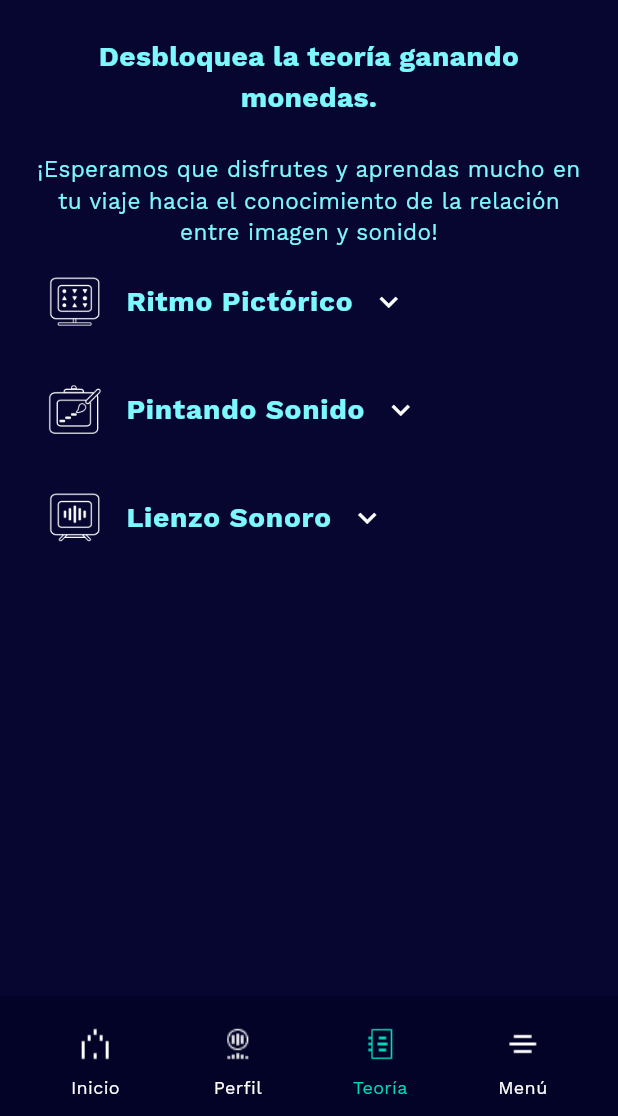
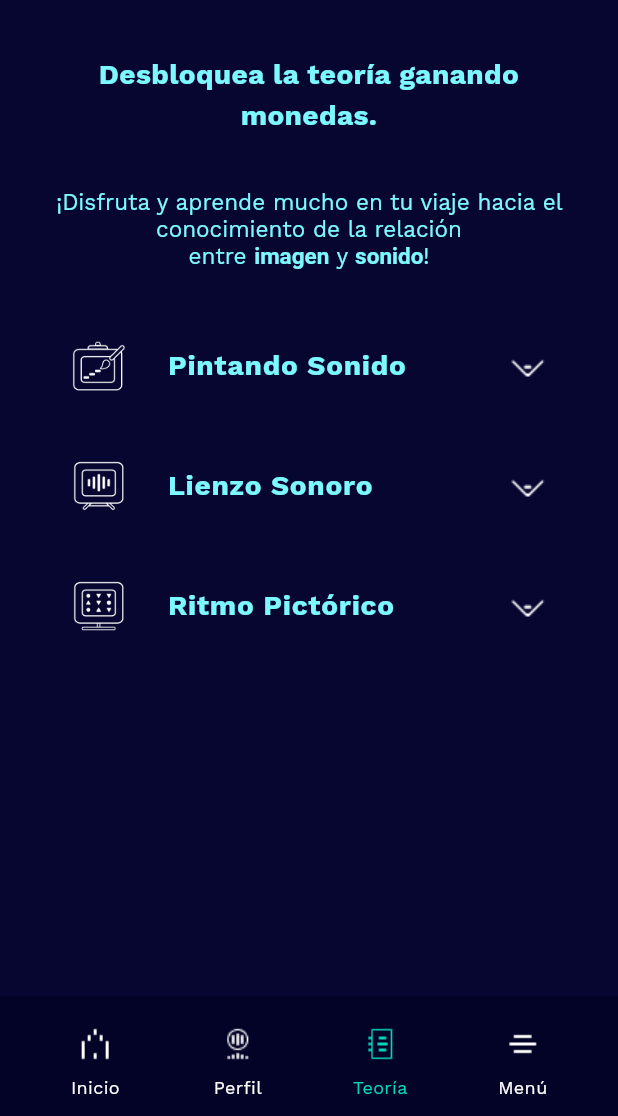
Before and after one commit to PabloAndresZP/miapp, a Flutter app: the Coin1Game2Page screen opened directly, after a tap on "Teoría", on a phone screen of 412 x 824 dp, the part 120-1236 px from its top. Run offline on Flutter 3.47's test engine with Material 2 defaults, Android fonts, the phone set to English and light mode, and no system bars; our stand-ins replace audioplayers, video_player.

Commit message:
Ultimas correcciones de estilos

```diff
--- a/lib/src/pages/coin1_game2_page.dart
+++ b/lib/src/pages/coin1_game2_page.dart
@@ -50,13 +50,13 @@ class Coin1Game2Page extends StatelessWidget {
                       fontSize: 18.7,
                     ),
                   ),
-                  SizedBox(height: 12),
+                  SizedBox(height: 24),
                   RichText(
                     text: TextSpan(
                       style: TextStyle(
                         color: Color(0xFF7CF8FF),
                         fontFamily: 'WorkSans',
-                        fontSize: 12,
+                        fontSize: 15,
                       ),
                       children: [
                         TextSpan(
@@ -66,13 +66,13 @@ class Coin1Game2Page extends StatelessWidget {
                       ],
                     ),
                   ),
-                  SizedBox(height: 12),
+                  SizedBox(height: 24),
                   RichText(
                     text: TextSpan(
                       style: TextStyle(
                         color: Color(0xFF7CF8FF),
                         fontFamily: 'WorkSans',
-                        fontSize: 12,
+                        fontSize: 15,
                       ),
                       children: [
                         TextSpan(
@@ -85,15 +85,15 @@ class Coin1Game2Page extends StatelessWidget {
                       ],
                     ),
                   ),
-                  SizedBox(height: 12),
+                  SizedBox(height: 24),
                   Image.asset('assets/images/escala_mayor.png'), // Imagen de la escala mayor
-                  SizedBox(height: 12),
+                  SizedBox(height: 24),
                   RichText(
                     text: TextSpan(
                       style: TextStyle(
                         color: Color(0xFF7CF8FF),
                         fontFamily: 'WorkSans',
-                        fontSize: 12,
+                        fontSize: 15,
                       ),
                       children: [
                         TextSpan(
@@ -107,13 +107,13 @@ class Coin1Game2Page extends StatelessWidget {
                     ),
                   ),
 
-                  SizedBox(height: 12),
+                  SizedBox(height: 24),
                   RichText(
                     text: TextSpan(
                       style: TextStyle(
                         color: Color(0xFF7CF8FF),
                         fontFamily: 'WorkSans',
-                        fontSize: 12,
+                        fontSize: 15,
                       ),
                       children: [
                         TextSpan(
@@ -132,15 +132,13 @@ class Coin1Game2Page extends StatelessWidget {
                     ),
                   ),
 
-
-
-                  SizedBox(height: 12),
+                  SizedBox(height: 24),
                   RichText(
                     text: TextSpan(
                       style: TextStyle(
                         color: Color(0xFF7CF8FF),
                         fontFamily: 'WorkSans',
-                        fontSize: 12,
+                        fontSize: 15,
                       ),
                       children: [
                         TextSpan(
@@ -161,17 +159,17 @@ class Coin1Game2Page extends StatelessWidget {
                     ),
                   ),
 
-                  SizedBox(height: 12),
+                  SizedBox(height: 24),
                   Image.asset('assets/images/escala_menor.png'), // Imagen de la escala menor
 
 
-                 SizedBox(height: 12),
+                 SizedBox(height: 24),
 RichText(
   text: TextSpan(
     style: TextStyle(
       color: Color(0xFF7CF8FF),
       fontFamily: 'WorkSans',
-      fontSize: 12,
+      fontSize: 15,
     ),
     children: [
       TextSpan(
@@ -190,13 +188,13 @@ RichText(
   ),
 ),
 
-                  SizedBox(height: 12),
+                  SizedBox(height: 24),
                   RichText(
                     text: TextSpan(
                       style: TextStyle(
                         color: Color(0xFF7CF8FF),
                         fontFamily: 'WorkSans',
-                        fontSize: 12,
+                        fontSize: 15,
                       ),
                       children: [
                         TextSpan(
@@ -205,7 +203,7 @@ RichText(
                       ],
                     ),
                   ),
-                  SizedBox(height: 24),
+                  SizedBox(height: 48),
                   Container(
                     height: 60.0,
                     width: double.infinity,
--- a/lib/src/pages/theory_page.dart
+++ b/lib/src/pages/theory_page.dart
@@ -39,7 +39,7 @@ class TheoryPage extends StatelessWidget {
             color: Color(0xFF060630), // Fondo de color
           ),
           Padding(
-            padding: const EdgeInsets.all(24.0),
+            padding: const EdgeInsets.all(36.0),
             child: SingleChildScrollView(
               child: Column(
                 crossAxisAlignment: CrossAxisAlignment.start,
@@ -54,43 +54,40 @@ class TheoryPage extends StatelessWidget {
                     ),
                     textAlign: TextAlign.center,
                   ),
-                  SizedBox(height: 24),
-                  Text(
-                    '¡Esperamos que disfrutes y aprendas mucho en tu viaje hacia el conocimiento de la relación entre imagen y sonido!',
+                 SizedBox(height: 36),
+Padding(
+  padding: EdgeInsets.only(bottom: 24), // Aplica padding inferior de 12px
+  child: RichText(
+    textAlign: TextAlign.center,
+    text: TextSpan(
       style: TextStyle(
+        // Estilo por defecto para el texto
         color: Color(0xFF7CF8FF),
         fontFamily: 'WorkSans',
         fontWeight: FontWeight.normal,
         fontSize: 15,
       ),
-                    textAlign: TextAlign.center,
+      children: <TextSpan>[
+        TextSpan(text: '¡Disfruta y aprende mucho en tu viaje hacia el conocimiento de la relación \nentre '),
+        TextSpan(
+          text: 'imagen',
+          style: TextStyle(fontWeight: FontWeight.bold), // Negrita para la palabra "imagen"
         ),
-                  AccordionWidget(
-                    title: 'Ritmo Pictórico',
-                    items: [
-                      'InicialStyle',
-                      'Acentos y silencios en la imagen y la música.',
-                      'Los \'silencios\' dentro de una secuencia visual.',
-                      'Yuxtaposición de acentos y silencios para crear un ritmo visual.',
-                      'Acentos y silencios en el ritmo.',
-                      'Los ritmos.',
-                      'IntermedioStyle',
-                      'La variación de ritmo.',
-                      'La sincronización de velocidad entre la animación y el ritmo.',
-                      'El uso de múltiples instrumentos rítmicos en la sincronización con la animación.',
-                      'AvanzadoStyle',
-                      'Los ritmos amalgamados.',
-                      'La polirritmia.',
-                      'La combinación de múltiples instrumentos rítmicos.',
-                      'ExpertoStyle',
-                      'La polirritmia y la coordinación con movimientos visuales.',
-                      'La sincronización avanzada de animación y ritmo.',
-                      // Agrega más elementos aquí según sea necesario
+        TextSpan(text: ' y '),
+        TextSpan(
+          text: 'sonido',
+          style: TextStyle(fontWeight: FontWeight.bold), // Negrita para la palabra "sonido"
+        ),
+        TextSpan(text: '!'),
       ],
     ),
+  ),
+),
+
+
 
                   PsAccordionWidget(
-                    title: 'Pintando Sonido',
+                    title: '  Pintando Sonido',
                     items: [
                       'InicialStyle',
                       'Escalas Mayores y Menores',
@@ -119,7 +116,7 @@ class TheoryPage extends StatelessWidget {
                   ),
 
                   LsAccordionWidget(
-                    title: 'Lienzo Sonoro',
+                    title: '  Lienzo Sonoro',
                     items: [
                       'InicialStyle',
                       'Fundamentos del sonido.',
@@ -141,6 +138,31 @@ class TheoryPage extends StatelessWidget {
                       'Mezcla Final.',
                     ],
                   ),
+
+                AccordionWidget(
+                    title: '  Ritmo Pictórico',
+                    items: [
+                      'InicialStyle',
+                      'Acentos y silencios en la imagen y la música.',
+                      'Los \'silencios\' dentro de una secuencia visual.',
+                      'Yuxtaposición de acentos y silencios para crear un ritmo visual.',
+                      'Acentos y silencios en el ritmo.',
+                      'Los ritmos.',
+                      'IntermedioStyle',
+                      'La variación de ritmo.',
+                      'La sincronización de velocidad entre la animación y el ritmo.',
+                      'El uso de múltiples instrumentos rítmicos en la sincronización con la animación.',
+                      'AvanzadoStyle',
+                      'Los ritmos amalgamados.',
+                      'La polirritmia.',
+                      'La combinación de múltiples instrumentos rítmicos.',
+                      'ExpertoStyle',
+                      'La polirritmia y la coordinación con movimientos visuales.',
+                      'La sincronización avanzada de animación y ritmo.',
+                      // Agrega más elementos aquí según sea necesario
+                    ],
+                  ),
+
                 ],
               ),
             ),
--- a/lib/src/widgets/custom_footer.dart
+++ b/lib/src/widgets/custom_footer.dart
@@ -73,26 +73,7 @@ class _CustomFooterState extends State<CustomFooter> {
                   );
                 },
               ),
-              ListTile(
-                leading: Image.asset('assets/images/ritmo.png', height: 24, width: 24),
-                title: Text(
-                  'Ritmo Pictórico',
-                  style: TextStyle(
-                    fontFamily: 'WorkSans',
-                    fontSize: 15,
-                    color: Color(0xFF7CF8FF),
-                  ),
-                ),
-                onTap: () {
 
-                Navigator.of(context).pushReplacement(
-                    PageRouteBuilder(
-                      transitionDuration: Duration.zero, // Desactiva la animación
-                      pageBuilder: (context, animation1, animation2) => InstructionsPage(),
-                    ),
-                  );
-                },
-              ),
               ListTile(
                 leading: Image.asset('assets/images/pintando.png', height: 24, width: 24),
                 title: Text(
@@ -134,6 +115,27 @@ class _CustomFooterState extends State<CustomFooter> {
                   );
                 },
               ),
+             ListTile(
+                leading: Image.asset('assets/images/ritmo.png', height: 24, width: 24),
+                title: Text(
+                  'Ritmo Pictórico',
+                  style: TextStyle(
+                    fontFamily: 'WorkSans',
+                    fontSize: 15,
+                    color: Color(0xFF7CF8FF),
+                  ),
+                ),
+                onTap: () {
+
+                Navigator.of(context).pushReplacement(
+                    PageRouteBuilder(
+                      transitionDuration: Duration.zero, // Desactiva la animación
+                      pageBuilder: (context, animation1, animation2) => InstructionsPage(),
+                    ),
+                  );
+                },
+              ),
+
             ],
           ),
         );
--- a/lib/src/widgets/ls_accordion_widget.dart
+++ b/lib/src/widgets/ls_accordion_widget.dart
@@ -27,9 +27,10 @@ class _LsAccordionWidgetState extends State<LsAccordionWidget> {
             _isExpanded = !_isExpanded;
           });
         },
-          contentPadding: EdgeInsets.all(8), // Elimina el espacio predeterminado alrededor del ListTile
-          leading: Image.asset('assets/images/lienzo_sonoro.png', height: 36, width: 36), // Cambia el icono a ls_01.png
+        contentPadding: EdgeInsets.all(12),
+        leading: Image.asset('assets/images/lienzo_sonoro.png', height: 36, width: 36),
         title: Row(
+          mainAxisAlignment: MainAxisAlignment.spaceBetween, // Alinea el espacio entre el título y el icono
           children: [
             Text(
               widget.title,
@@ -40,23 +41,26 @@ class _LsAccordionWidgetState extends State<LsAccordionWidget> {
                 fontSize: 18.7,
               ),
             ),
-              SizedBox(width: 12), // Añade un espacio de 12 px entre la palabra "Lienzo Sonoro" y la flecha
+            // El SizedBox se puede eliminar ya que MainAxisAlignment.spaceBetween se encarga del espacio
             AnimatedSwitcher(
-                duration: Duration(milliseconds: 200),
+  duration: Duration(milliseconds: 400),
   child: _isExpanded
-                    ? Icon(
-                        Icons.keyboard_arrow_up,
-                        key: Key('up_icon'),
+      ? Image.asset(
+          'assets/images/icon_arriba.png', // Ruta a la imagen para el estado expandido
+          key: Key('up_image'),
           color: Color(0xFF05B8A0),
-                        size: 24, // Ajusta el tamaño de la flecha
+          height: 24, // Define el tamaño de la imagen
+          width: 24,
         )
-                    : Icon(
-                        Icons.keyboard_arrow_down,
-                        key: Key('down_icon'),
+      : Image.asset(
+          'assets/images/icon_abajo.png', // Ruta a la imagen para el estado no expandido
+          key: Key('down_image'),
           color: Color(0xFFFDFDFD),
-                        size: 24, // Ajusta el tamaño de la flecha
+          height: 24, // Define el tamaño de la imagen
+          width: 24,
         ),
 ),
+
           ],
         ),
       ),
--- a/lib/src/widgets/ps_accordion_widget.dart
+++ b/lib/src/widgets/ps_accordion_widget.dart
@@ -30,9 +30,10 @@ class _PsAccordionWidgetState extends State<PsAccordionWidget> {
             _isExpanded = !_isExpanded;
           });
         },
-          contentPadding: EdgeInsets.all(8),
+        contentPadding: EdgeInsets.all(12),
         leading: Image.asset('assets/images/pintando.png', height: 36, width: 36),
-          title: Row(
+        title: Stack(
+          alignment: Alignment.centerLeft, // Alineación del texto al centro izquierdo
           children: [
             Text(
               widget.title,
@@ -43,22 +44,27 @@ class _PsAccordionWidgetState extends State<PsAccordionWidget> {
                 fontSize: 18.7,
               ),
             ),
-              SizedBox(width: 12),
-              AnimatedSwitcher(
-                duration: Duration(milliseconds: 200),
+            Positioned(
+              right: 0, // Alineación del icono a la derecha
+              child: AnimatedSwitcher(
+  duration: Duration(milliseconds: 400),
   child: _isExpanded
-                    ? Icon(
-                        Icons.keyboard_arrow_up,
-                        key: Key('up_icon'),
+      ? Image.asset(
+          'assets/images/icon_arriba.png', // Ruta a la imagen para el estado expandido
+          key: Key('up_image'),
           color: Color(0xFF05B8A0),
-                        size: 24,
+          height: 24, // Define el tamaño de la imagen
+          width: 24,
         )
-                    : Icon(
-                        Icons.keyboard_arrow_down,
-                        key: Key('down_icon'),
+      : Image.asset(
+          'assets/images/icon_abajo.png', // Ruta a la imagen para el estado no expandido
+          key: Key('down_image'),
           color: Color(0xFFFDFDFD),
-                        size: 24,
+          height: 24, // Define el tamaño de la imagen
+          width: 24,
         ),
+),
+
             ),
           ],
         ),
@@ -94,11 +100,11 @@ class _PsAccordionWidgetState extends State<PsAccordionWidget> {
                     child: Row(
                       children: [
                         Image.asset('assets/images/moneda_ps_active.png', height: 24, width: 24),
-                        SizedBox(width: 8), // Espacio entre la moneda y el texto
+                        SizedBox(width: 12), // Espacio entre la moneda y el texto
                         Text(
                           'Escalas Mayores y Menores',
                           style: TextStyle(
-                            color: Color(0xFF00D8BB),
+                            color: Color(0xFFFDFDFD),
                             fontFamily: 'WorkSans',
                             fontSize: 12,
                             decoration: TextDecoration.underline,
--- a/lib/src/widgets/rp_accordion_widget.dart
+++ b/lib/src/widgets/rp_accordion_widget.dart
@@ -27,11 +27,13 @@ class _AccordionWidgetState extends State<AccordionWidget> {
             _isExpanded = !_isExpanded;
           });
         },
-          contentPadding: EdgeInsets.all(8), // Elimina el espacio predeterminado alrededor del ListTile
+        contentPadding: EdgeInsets.all(12),
         leading: Image.asset('assets/images/ritmo.png', height: 36, width: 36),
-          title: Row(
+        title: Stack(
           children: [
-              Text(
+            Align(
+              alignment: Alignment.centerLeft,
+              child: Text(
                 widget.title,
                 style: TextStyle(
                   color: Color(0xFF7CF8FF),
@@ -40,22 +42,30 @@ class _AccordionWidgetState extends State<AccordionWidget> {
                   fontSize: 18.7,
                 ),
               ),
-              SizedBox(width: 12), // Añade un espacio de 12 px entre la palabra "Ritmo Pictórico" y la flecha
-              AnimatedSwitcher(
-                duration: Duration(milliseconds: 200),
+            ),
+            Positioned(
+              right: 0, // Esto posicionará el icono de la flecha hacia la derecha
+              top: 0,
+              bottom: 0,
+              child: AnimatedSwitcher(
+  duration: Duration(milliseconds: 400),
   child: _isExpanded
-                    ? Icon(
-                        Icons.keyboard_arrow_up,
-                        key: Key('up_icon'),
+      ? Image.asset(
+          'assets/images/icon_arriba.png', // Ruta a la imagen para el estado expandido
+          key: Key('up_image'),
           color: Color(0xFF05B8A0),
-                        size: 24, // Ajusta el tamaño de la flecha
+          height: 24, // Define el tamaño de la imagen
+          width: 24,
         )
-                    : Icon(
-                        Icons.keyboard_arrow_down,
-                        key: Key('down_icon'),
+      : Image.asset(
+          'assets/images/icon_abajo.png', // Ruta a la imagen para el estado no expandido
+          key: Key('down_image'),
           color: Color(0xFFFDFDFD),
-                        size: 24, // Ajusta el tamaño de la flecha
+          height: 24, // Define el tamaño de la imagen
+          width: 24,
         ),
+),
+
             ),
           ],
         ),
--- a/pubspec.yaml
+++ b/pubspec.yaml
@@ -101,6 +101,7 @@ flutter:
     - assets/images/moneda_ps_inactive.png
     - assets/images/moneda_rp_inactive.png
     - assets/images/icon_abajo.png
+    - assets/images/icon_arriba.png
     - assets/images/escala_mayor.png
     - assets/images/escala_menor.png
     - assets/images/stars.png
@@ -122,6 +123,7 @@ flutter:
     - assets/images/niveles_ls_02.png
     - assets/images/niveles_ls_03.png
     - assets/images/niveles_ls_04.png
+
     - assets/sounds/cumpleaños.mp3
     - assets/sounds/cumpleaños02.mp3
     - assets/sounds/escmayor.mp3
```
Also changed, not shown: assets/images/icon_arriba.png (added), 2 other files. Lines whose indentation alone changed are shown as unchanged.
